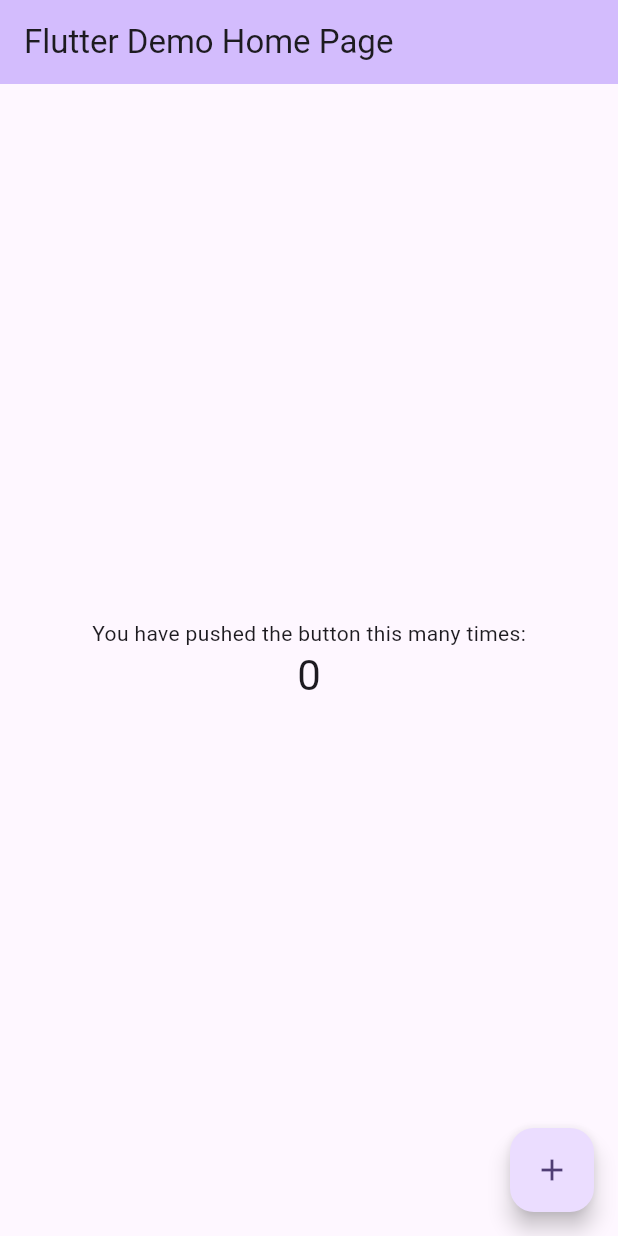
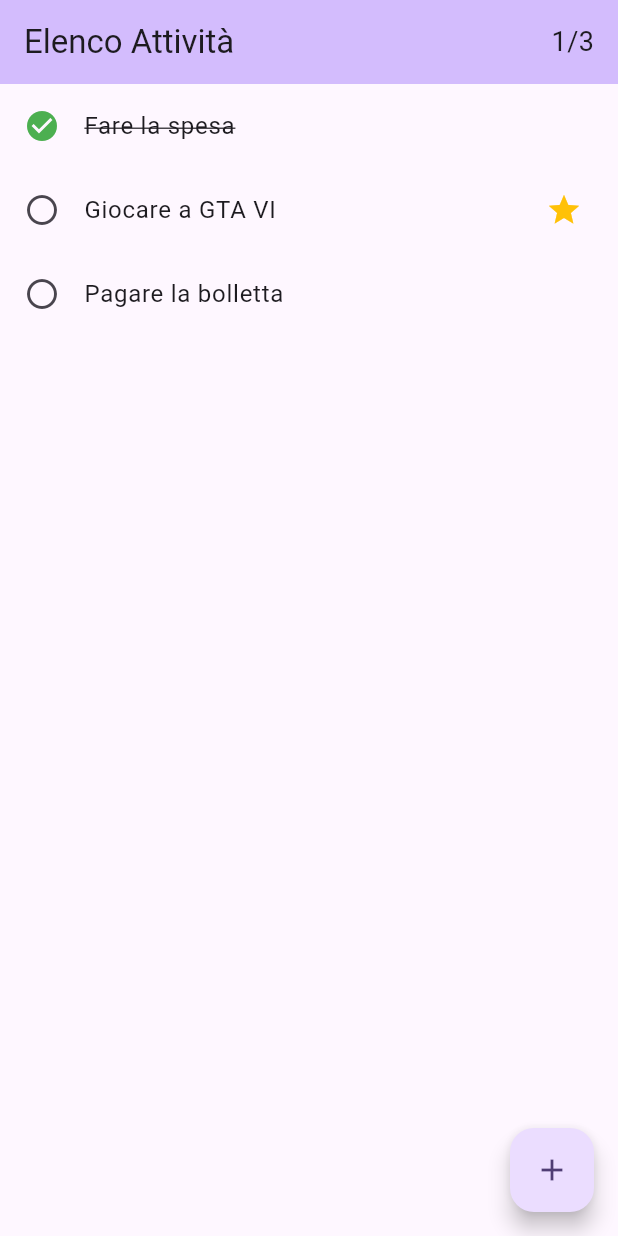
Before and after one commit to TonIann7/todo_app, a Flutter app: the screen it shows after launch, on a phone screen of 412 x 824 dp. Run offline on Flutter 3.47's test engine with Material 3 defaults, Android fonts, the phone set to English and light mode, and no system bars.

Commit message:
Elenco attività + conteggio

```diff
--- /dev/null
+++ b/lib/attivita.dart
@@ -0,0 +1,11 @@
+class Attivita {
+  final String titolo;
+  bool completata;
+  bool importante;
+
+  Attivita({
+    required this.titolo,
+    this.completata = false,
+    this.importante = false,
+  });
+}
--- a/lib/main.dart
+++ b/lib/main.dart
@@ -1,4 +1,6 @@
 import 'package:flutter/material.dart';
+
+import 'attivita.dart';
 
 void main() {
   runApp(const MyApp());
@@ -7,65 +9,88 @@ void main() {
 class MyApp extends StatelessWidget {
   const MyApp({super.key});
 
-  // This widget is the root of your application.
   @override
   Widget build(BuildContext context) {
     return MaterialApp(
-      title: 'Flutter Demo',
-      theme: ThemeData(
-
-        colorScheme: .fromSeed(seedColor: Colors.deepPurple),
-      ),
-      home: const MyHomePage(title: 'Flutter Demo Home Page'),
+      title: 'Todo List',
+      theme: ThemeData(colorScheme: .fromSeed(seedColor: Colors.deepPurple)),
+      home: const ElencoPage(title: 'Elenco Attività'),
     );
   }
 }
 
-class MyHomePage extends StatefulWidget {
-  const MyHomePage({super.key, required this.title});
+class ElencoPage extends StatefulWidget {
+  const ElencoPage({super.key, required this.title});
 
   final String title;
 
   @override
-  State<MyHomePage> createState() => _MyHomePageState();
+  State<ElencoPage> createState() => _ElencoPageState();
 }
 
-class _MyHomePageState extends State<MyHomePage> {
-  int _counter = 0;
+class _ElencoPageState extends State<ElencoPage> {
+  final List<Attivita> _attivita = [
+    Attivita(titolo: 'Fare la spesa', completata: true),
+    Attivita(titolo: 'Giocare a GTA VI', importante: true),
+    Attivita(titolo: 'Pagare la bolletta', importante: false),
+  ];
 
-  void _incrementCounter() {
-    setState(() {
-      _counter++;
-    });
-  }
-
+  int get _numCompletate => _attivita
+      .where((a) => a.completata)
+      .length; //conta tutte le attività contrassegnate come completate
   @override
   Widget build(BuildContext context) {
-
     return Scaffold(
       appBar: AppBar(
-
         backgroundColor: Theme.of(context).colorScheme.inversePrimary,
-
         title: Text(widget.title),
+        actions: [
+          Padding(
+            padding: const EdgeInsets.only(right: 16),
+            child: Center(
+              child: Text(
+                '$_numCompletate/${_attivita.length}',
+                style: const TextStyle(fontSize: 18),
+              ),
+            ),
+          ),
+        ],
       ),
-      body: Center(
-
-        child: Column(
-
-          mainAxisAlignment: .center,
-          children: [
-            const Text('You have pushed the button this many times:'),
-            Text(
-              '$_counter',
-              style: Theme.of(context).textTheme.headlineMedium,
+      body: _attivita.isEmpty
+          ? const Center(
+              child: Text(
+                'Nessuna attività.\n Premi + per aggiungerne una.',
+                textAlign: TextAlign.center,
+              ),
+            )
+          : ListView.builder(
+              itemCount: _attivita.length,
+              itemBuilder: (context, index) {
+                final attivita = _attivita[index];
+                return ListTile(
+                  leading: Icon(
+                    attivita.completata
+                        ? Icons.check_circle
+                        : Icons.radio_button_unchecked,
+                    color: attivita.completata ? Colors.green : null,
+                  ),
+                  title: Text(
+                    attivita.titolo,
+                    style: TextStyle(
+                      decoration: attivita.completata
+                          ? TextDecoration.lineThrough
+                          : null,
+                    ),
+                  ),
+                  trailing: attivita.importante
+                      ? const Icon(Icons.star, color: Colors.amber)
+                      : null,
+                );
+              },
             ),
-          ],
-        ),
-      ),
       floatingActionButton: FloatingActionButton(
-        onPressed: _incrementCounter,
-        tooltip: 'Increment',
+        onPressed: () {},
+        tooltip: 'Nuova attività',
         child: const Icon(Icons.add),
       ),
     );
```
Also changed, not shown: 1 other file.
